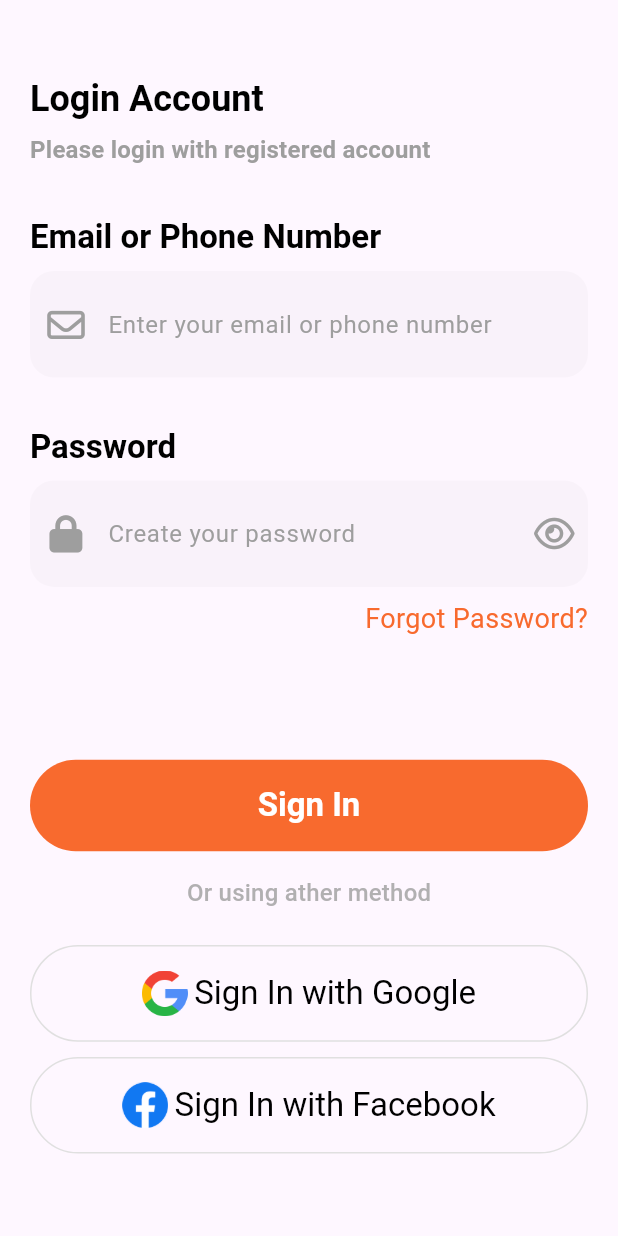
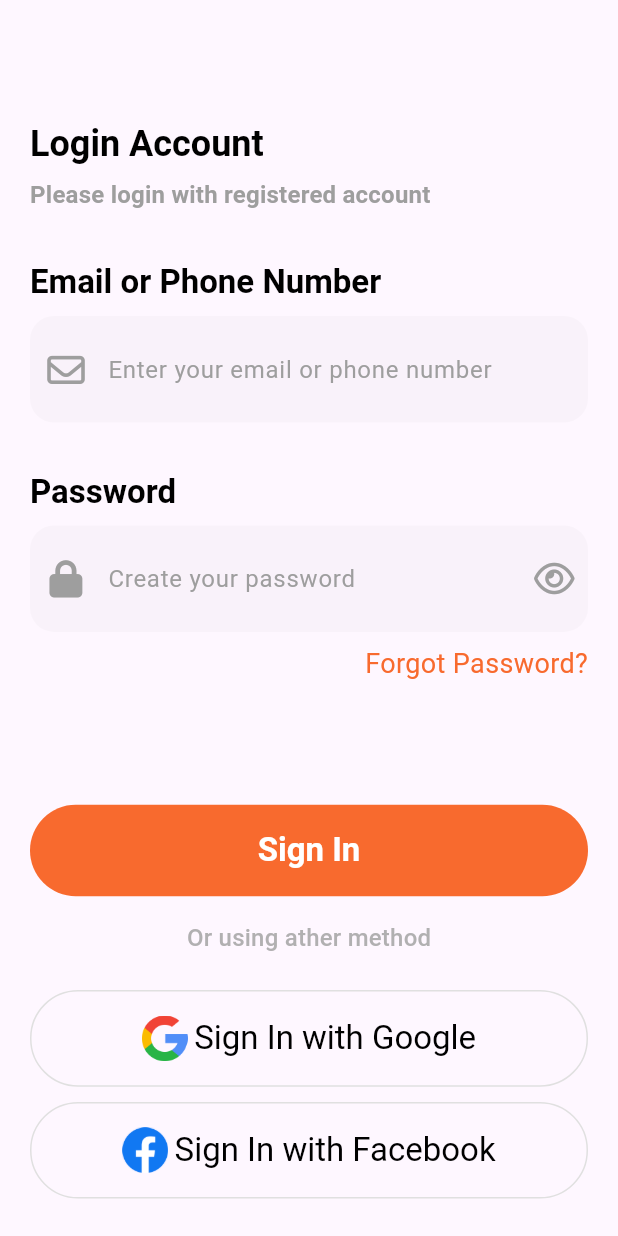
Before and after one commit to KhaledHAnter/ui_project, a Flutter app: the LoginView screen opened by its route, on a phone screen of 412 x 824 dp. Run offline on Flutter 3.47's test engine with Material 3 defaults, Android fonts, the light colour scheme and no system bars; our stand-ins replace flutter_screenutil, font_awesome_flutter, gap.

Commit message:
finish sign in view

```diff
--- a/lib/Views/login_view.dart
+++ b/lib/Views/login_view.dart
@@ -21,7 +21,7 @@ class _LoginViewState extends State<LoginView> {
     return Scaffold(
       body: Padding(
         padding:
-            const EdgeInsets.only(top: 50, left: 20, right: 20, bottom: 20),
+            const EdgeInsets.only(top: 80, left: 20, right: 20, bottom: 20),
         child: SingleChildScrollView(
           child: Column(
             mainAxisAlignment: MainAxisAlignment.start,
--- a/lib/main.dart
+++ b/lib/main.dart
@@ -28,7 +28,7 @@ class UiProject extends StatelessWidget {
         OnBoardingView.id: (context) => const OnBoardingView(),
         LoginView.id: (context) => const LoginView(),
       },
-      initialRoute: LoginView.id,
+      initialRoute: OnBoardingView.id,
     );
   }
 }
```
Also changed, not shown: lib/Views/on_boarding_view.dart (+10 -4 lines).
